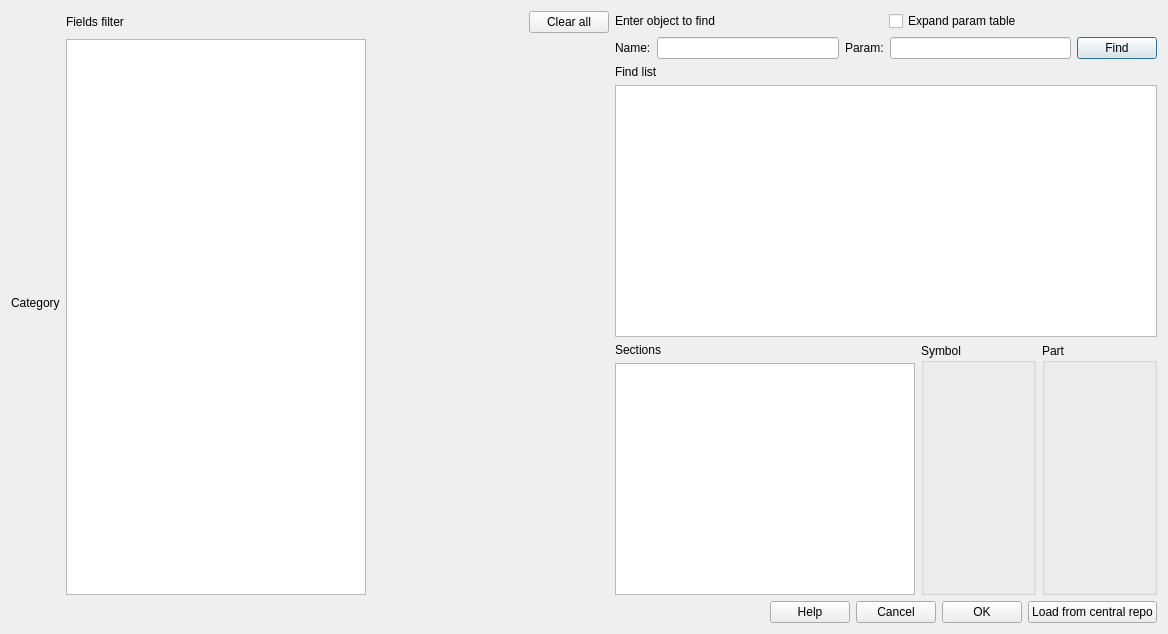
Above: src/windows/SdDGetObject.ui from usiksan/SaliCAD before the change. Below: the same form after it.
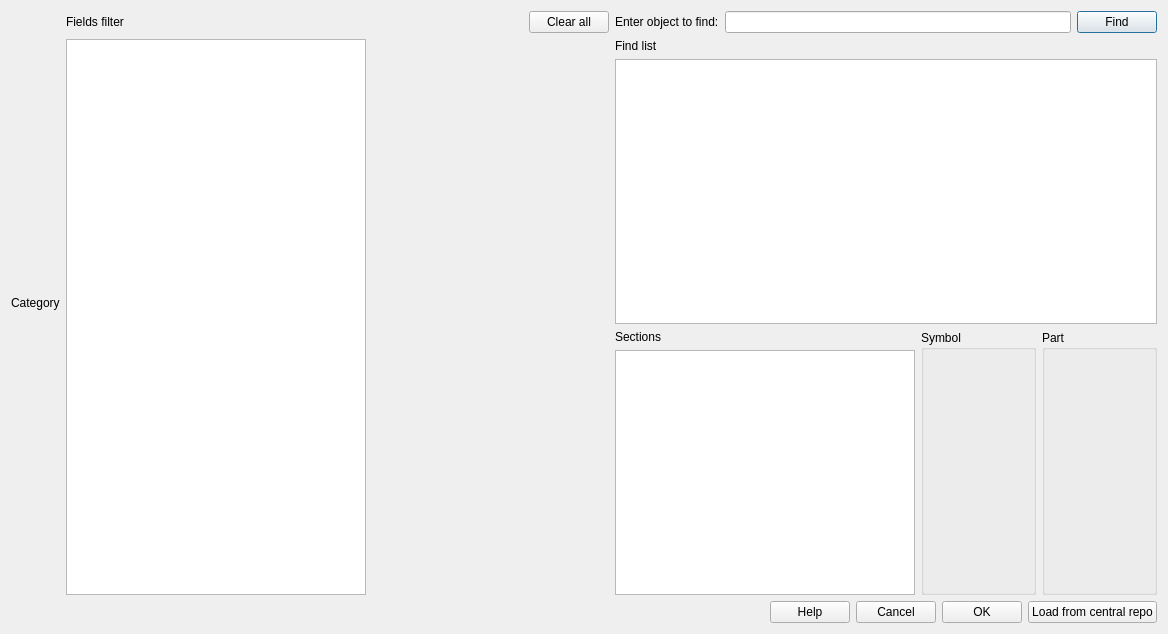
That is the form after the change.

Commit message:
Change object find dialog to enter searching substrings in one single edit. Remove separate search edit for params. Activate param values search with AND name substrings.
Append named net list to bus dialog.

Fix: in locked variant table editor was enabled some buttons.

What changed in the file:
```diff
--- a/src/windows/SdDGetObject.ui
+++ b/src/windows/SdDGetObject.ui
@@ -84,30 +84,12 @@
      </item>
      <item>
       <layout class="QVBoxLayout" name="verticalLayout_2">
-       <item>
-        <layout class="QHBoxLayout" name="horizontalLayout_4">
-         <item>
-          <widget class="QLabel" name="label">
-           <property name="text">
-            <string>Enter object to find</string>
-           </property>
-          </widget>
-         </item>
-         <item>
-          <widget class="QCheckBox" name="mTitleOnlyFiltr">
-           <property name="text">
-            <string>Expand param table</string>
-           </property>
-          </widget>
-         </item>
-        </layout>
-       </item>
        <item>
         <layout class="QHBoxLayout" name="horizontalLayout_2">
          <item>
           <widget class="QLabel" name="label_6">
            <property name="text">
-            <string>Name:</string>
+            <string>Enter object to find:</string>
            </property>
           </widget>
          </item>
@@ -118,16 +100,6 @@
            </property>
           </widget>
          </item>
-         <item>
-          <widget class="QLabel" name="label_7">
-           <property name="text">
-            <string>Param:</string>
-           </property>
-          </widget>
-         </item>
-         <item>
-          <widget class="QLineEdit" name="mParamFilter"/>
-         </item>
          <item>
           <widget class="QPushButton" name="mFindButton">
            <property name="maximumSize">
```
The commit also changes 11 other files.
